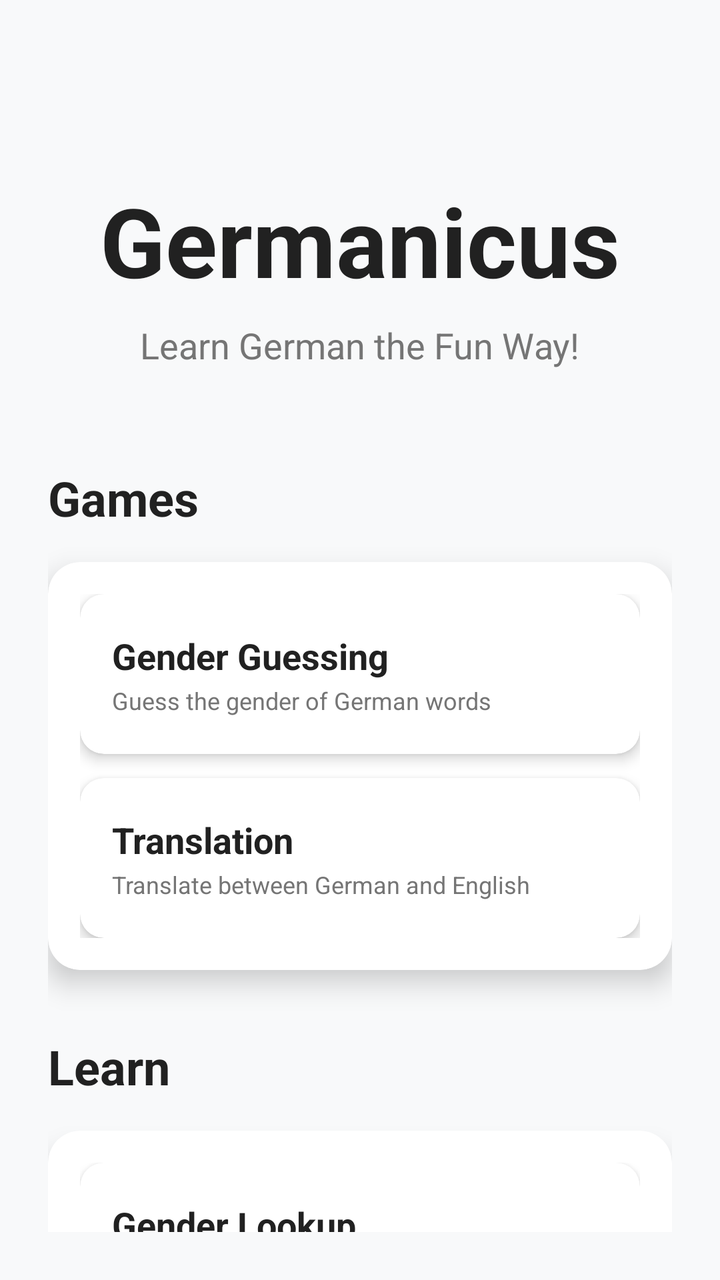
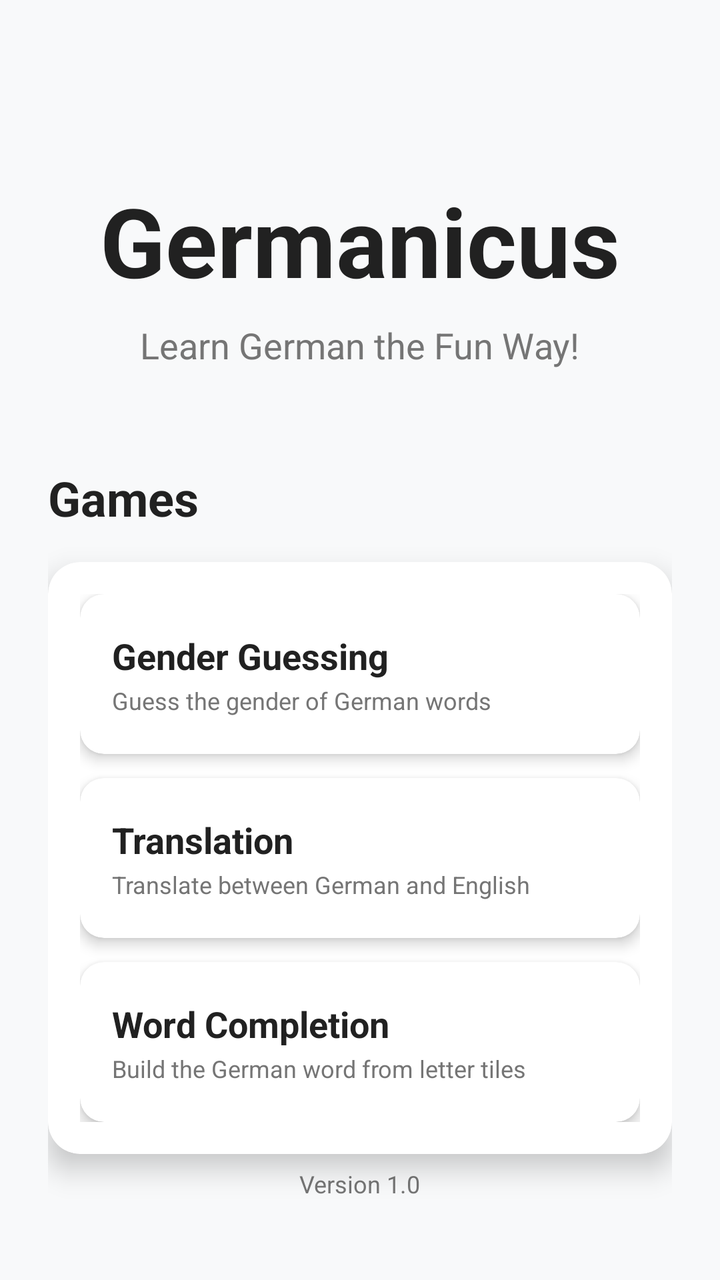

Screens rendered from an Android XML layout before and after an edit, with the pre-edit source and the edit as a unified diff.
<!-- AndroidManifest.xml: application theme Theme.Germanicus -->
<!-- res/layout/fragment_main_menu.xml -->
<?xml version="1.0" encoding="utf-8"?>
<androidx.constraintlayout.widget.ConstraintLayout xmlns:android="http://schemas.android.com/apk/res/android"
    xmlns:app="http://schemas.android.com/apk/res-auto"
    android:layout_width="match_parent"
    android:layout_height="match_parent"
    android:background="@color/background_gradient"
    android:padding="24dp">

    <TextView
        android:id="@+id/titleTextView"
        android:layout_width="wrap_content"
        android:layout_height="wrap_content"
        android:text="@string/app_name"
        android:textSize="48sp"
        android:textStyle="bold"
        android:textColor="@color/primary_text"
        android:layout_marginTop="64dp"
        app:layout_constraintEnd_toEndOf="parent"
        app:layout_constraintStart_toStartOf="parent"
        app:layout_constraintTop_toTopOf="parent" />

    <TextView
        android:id="@+id/subtitleTextView"
        android:layout_width="wrap_content"
        android:layout_height="wrap_content"
        android:text="@string/learn_german_fun"
        android:textSize="18sp"
        android:textColor="@color/secondary_text"
        android:layout_marginTop="8dp"
        app:layout_constraintEnd_toEndOf="parent"
        app:layout_constraintStart_toStartOf="parent"
        app:layout_constraintTop_toBottomOf="@id/titleTextView" />

    
    <TextView
        android:id="@+id/gamesSectionTitle"
        android:layout_width="wrap_content"
        android:layout_height="wrap_content"
        android:text="@string/games"
        android:textSize="24sp"
        android:textStyle="bold"
        android:textColor="@color/primary_text"
        android:layout_marginTop="48dp"
        app:layout_constraintStart_toStartOf="parent"
        app:layout_constraintTop_toBottomOf="@id/subtitleTextView" />

    <androidx.cardview.widget.CardView
        android:id="@+id/gamesCard"
        android:layout_width="0dp"
        android:layout_height="wrap_content"
        android:layout_marginTop="16dp"
        app:cardCornerRadius="16dp"
        app:cardElevation="8dp"
        app:layout_constraintEnd_toEndOf="parent"
        app:layout_constraintStart_toStartOf="parent"
        app:layout_constraintTop_toBottomOf="@id/gamesSectionTitle">

        <LinearLayout
            android:layout_width="match_parent"
            android:layout_height="wrap_content"
            android:orientation="vertical"
            android:padding="16dp">

            <androidx.cardview.widget.CardView
                android:id="@+id/genderGameCard"
                android:layout_width="match_parent"
                android:layout_height="80dp"
                android:layout_marginBottom="12dp"
                android:clickable="true"
                android:focusable="true"
                android:foreground="?android:attr/selectableItemBackground"
                app:cardCornerRadius="12dp"
                app:cardElevation="4dp"
                app:cardBackgroundColor="@color/white">

                <LinearLayout
                    android:layout_width="match_parent"
                    android:layout_height="match_parent"
                    android:orientation="horizontal"
                    android:gravity="center_vertical"
                    android:padding="16dp">

                    <LinearLayout
                        android:layout_width="0dp"
                        android:layout_height="wrap_content"
                        android:layout_weight="1"
                        android:orientation="vertical">

                        <TextView
                            android:layout_width="wrap_content"
                            android:layout_height="wrap_content"
                            android:text="@string/gender_guessing"
                            android:textSize="18sp"
                            android:textStyle="bold"
                            android:textColor="@color/primary_text" />

                        <TextView
                            android:layout_width="wrap_content"
                            android:layout_height="wrap_content"
                            android:text="@string/guess_gender_description"
                            android:textSize="12sp"
                            android:textColor="@color/secondary_text"
                            android:layout_marginTop="2dp" />

                    </LinearLayout>

                </LinearLayout>

            </androidx.cardview.widget.CardView>

            <androidx.cardview.widget.CardView
                android:id="@+id/translationGameCard"
                android:layout_width="match_parent"
                android:layout_height="80dp"
                android:clickable="true"
                android:focusable="true"
                android:foreground="?android:attr/selectableItemBackground"
                app:cardCornerRadius="12dp"
                app:cardElevation="4dp"
                app:cardBackgroundColor="@color/white">

                <LinearLayout
                    android:layout_width="match_parent"
                    android:layout_height="match_parent"
                    android:orientation="horizontal"
                    android:gravity="center_vertical"
                    android:padding="16dp">

                    <LinearLayout
                        android:layout_width="0dp"
                        android:layout_height="wrap_content"
                        android:layout_weight="1"
                        android:orientation="vertical">

                        <TextView
                            android:layout_width="wrap_content"
                            android:layout_height="wrap_content"
                            android:text="@string/translation"
                            android:textSize="18sp"
                            android:textStyle="bold"
                            android:textColor="@color/primary_text" />

                        <TextView
                            android:layout_width="wrap_content"
                            android:layout_height="wrap_content"
                            android:text="@string/translate_description"
                            android:textSize="12sp"
                            android:textColor="@color/secondary_text"
                            android:layout_marginTop="2dp" />

                    </LinearLayout>

                </LinearLayout>

            </androidx.cardview.widget.CardView>

        </LinearLayout>

    </androidx.cardview.widget.CardView>

    
    <TextView
        android:id="@+id/learnSectionTitle"
        android:layout_width="wrap_content"
        android:layout_height="wrap_content"
        android:text="@string/learn"
        android:textSize="24sp"
        android:textStyle="bold"
        android:textColor="@color/primary_text"
        android:layout_marginTop="32dp"
        app:layout_constraintStart_toStartOf="parent"
        app:layout_constraintTop_toBottomOf="@id/gamesCard" />

    <androidx.cardview.widget.CardView
        android:id="@+id/learnCard"
        android:layout_width="0dp"
        android:layout_height="wrap_content"
        android:layout_marginTop="16dp"
        app:cardCornerRadius="16dp"
        app:cardElevation="8dp"
        app:layout_constraintEnd_toEndOf="parent"
        app:layout_constraintStart_toStartOf="parent"
        app:layout_constraintTop_toBottomOf="@id/learnSectionTitle">

        <LinearLayout
            android:layout_width="match_parent"
            android:layout_height="wrap_content"
            android:orientation="vertical"
            android:padding="16dp">

            <androidx.cardview.widget.CardView
                android:id="@+id/genderLookupCard"
                android:layout_width="match_parent"
                android:layout_height="80dp"
                android:clickable="true"
                android:focusable="true"
                android:foreground="?android:attr/selectableItemBackground"
                app:cardCornerRadius="12dp"
                app:cardElevation="4dp"
                app:cardBackgroundColor="@color/white">

                <LinearLayout
                    android:layout_width="match_parent"
                    android:layout_height="match_parent"
                    android:orientation="horizontal"
                    android:gravity="center_vertical"
                    android:padding="16dp">

                    <LinearLayout
                        android:layout_width="0dp"
                        android:layout_height="wrap_content"
                        android:layout_weight="1"
                        android:orientation="vertical">

                        <TextView
                            android:layout_width="wrap_content"
                            android:layout_height="wrap_content"
                            android:text="@string/gender_lookup"
                            android:textSize="18sp"
                            android:textStyle="bold"
                            android:textColor="@color/primary_text" />

                        <TextView
                            android:layout_width="wrap_content"
                            android:layout_height="wrap_content"
                            android:text="@string/gender_lookup_description"
                            android:textSize="12sp"
                            android:textColor="@color/secondary_text"
                            android:layout_marginTop="2dp" />

                    </LinearLayout>

                </LinearLayout>

            </androidx.cardview.widget.CardView>

        </LinearLayout>

    </androidx.cardview.widget.CardView>

    <TextView
        android:id="@+id/versionTextView"
        android:layout_width="wrap_content"
        android:layout_height="wrap_content"
        android:text="@string/version"
        android:textSize="12sp"
        android:textColor="@color/secondary_text"
        app:layout_constraintBottom_toBottomOf="parent"
        app:layout_constraintEnd_toEndOf="parent"
        app:layout_constraintStart_toStartOf="parent"
        android:layout_marginBottom="16dp" />

</androidx.constraintlayout.widget.ConstraintLayout>
<!-- resources referenced by this layout -->
<resources>
  <color name="background_gradient">#FFF8F9FA</color>
  <color name="primary_text">#FF212121</color>
  <color name="secondary_text">#FF757575</color>
  <color name="white">#FFFFFFFF</color>
  <string name="app_name">Germanicus</string>
  <string name="games">Games</string>
  <string name="gender_guessing">Gender Guessing</string>
  <string name="gender_lookup">Gender Lookup</string>
  <string name="gender_lookup_description">Look up the gender of any German word</string>
  <string name="guess_gender_description">Guess the gender of German words</string>
  <string name="learn">Learn</string>
  <string name="learn_german_fun">Learn German the Fun Way!</string>
  <string name="translate_description">Translate between German and English</string>
  <string name="translation">Translation</string>
  <string name="version">Version 1.0</string>
  <style name="Theme.Germanicus" parent="Theme.MaterialComponents.DayNight.DarkActionBar">
          
          <item name="colorPrimary">@color/purple_500</item>
          <item name="colorPrimaryVariant">@color/purple_700</item>
          <item name="colorOnPrimary">@color/white</item>
          
          <item name="colorSecondary">@color/teal_200</item>
          <item name="colorSecondaryVariant">@color/teal_700</item>
          <item name="colorOnSecondary">@color/black</item>
          
          <item name="android:statusBarColor">?attr/colorPrimaryVariant</item>
          
      </style>
  <color name="purple_500">#FF6200EE</color>
  <color name="purple_700">#FF3700B3</color>
  <color name="teal_200">#FF03DAC5</color>
  <color name="teal_700">#FF018786</color>
  <color name="black">#FF000000</color>
</resources>

<!-- the commit's change to res/layout/fragment_main_menu.xml (unified diff, before → after) -->
@@ -112,6 +112,7 @@
                 android:id="@+id/translationGameCard"
                 android:layout_width="match_parent"
                 android:layout_height="80dp"
+                android:layout_marginBottom="12dp"
                 android:clickable="true"
                 android:focusable="true"
                 android:foreground="?android:attr/selectableItemBackground"
@@ -147,6 +148,52 @@
                             android:textSize="12sp"
                             android:textColor="@color/secondary_text"
                             android:layout_marginTop="2dp" />
+
+                    </LinearLayout>
+
+                </LinearLayout>
+
+            </androidx.cardview.widget.CardView>
+
+            <androidx.cardview.widget.CardView
+                android:id="@+id/wordCompletionGameCard"
+                android:layout_width="match_parent"
+                android:layout_height="80dp"
+                android:clickable="true"
+                android:focusable="true"
+                android:foreground="?android:attr/selectableItemBackground"
+                app:cardBackgroundColor="@color/white"
+                app:cardCornerRadius="12dp"
+                app:cardElevation="4dp">
+
+                <LinearLayout
+                    android:layout_width="match_parent"
+                    android:layout_height="match_parent"
+                    android:gravity="center_vertical"
+                    android:orientation="horizontal"
+                    android:padding="16dp">
+
+                    <LinearLayout
+                        android:layout_width="0dp"
+                        android:layout_height="wrap_content"
+                        android:layout_weight="1"
+                        android:orientation="vertical">
+
+                        <TextView
+                            android:layout_width="wrap_content"
+                            android:layout_height="wrap_content"
+                            android:text="@string/word_completion"
+                            android:textColor="@color/primary_text"
+                            android:textSize="18sp"
+                            android:textStyle="bold" />
+
+                        <TextView
+                            android:layout_width="wrap_content"
+                            android:layout_height="wrap_content"
+                            android:layout_marginTop="2dp"
+                            android:text="@string/word_completion_description"
+                            android:textColor="@color/secondary_text"
+                            android:textSize="12sp" />
 
                     </LinearLayout>
 
<!-- resource entries referenced after the edit -->
@@ -15,6 +15,8 @@
   <string name="translate_description">Translate between German and English</string>
   <string name="translation">Translation</string>
   <string name="version">Version 1.0</string>
+  <string name="word_completion">Word Completion</string>
+  <string name="word_completion_description">Build the German word from letter tiles</string>
   <style name="Theme.Germanicus" parent="Theme.MaterialComponents.DayNight.DarkActionBar">
           
           <item name="colorPrimary">@color/purple_500</item>
